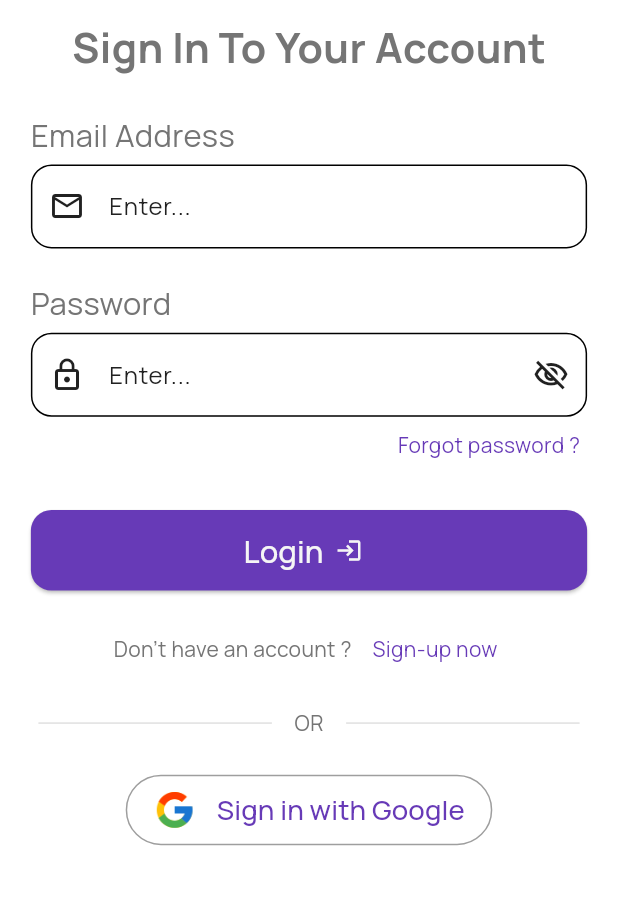
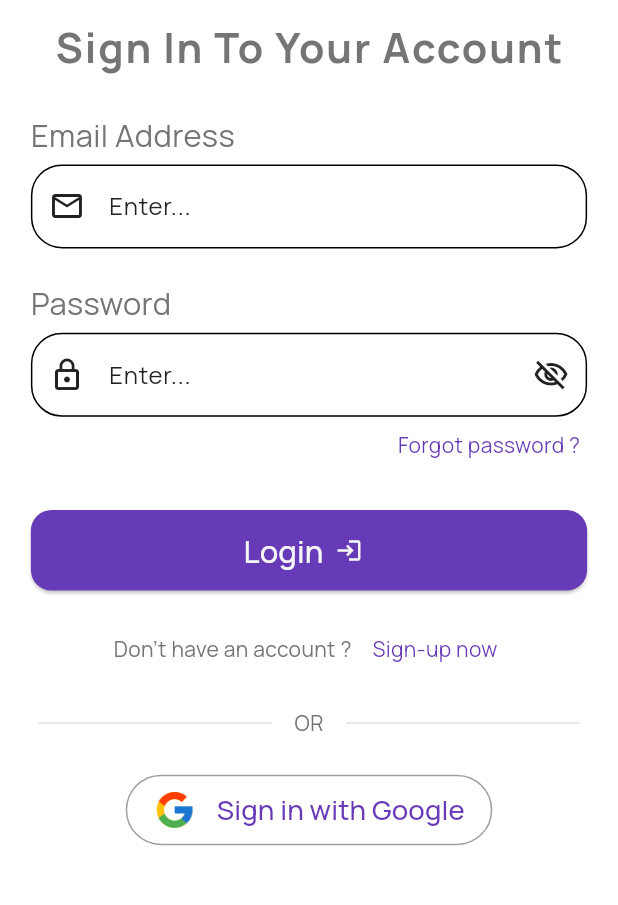
Before and after one commit to mohitganga23/flutter-medicine-tracker, a Flutter app: the LoginScreen screen opened by its route, on a phone screen of 412 x 824 dp, the part 238-1143 px from its top. Run offline on Flutter 3.47's test engine with Material 3 defaults, Android fonts, the phone set to English and light mode, and no system bars; our stand-ins replace cloud_firestore, firebase_auth, firebase_core, firebase_storage, flutter_local_notifications, flutter_screenutil and 8 more; accounts and stored records are empty; generated files the repository leaves out were written again.

Commit message:
Make onboarding and login screen consistent with app theme.
Add Navigator key in main.

```diff
--- a/lib/core/constants/theme.dart
+++ b/lib/core/constants/theme.dart
@@ -28,6 +28,10 @@ class AppThemes {
       bodyLarge: TextStyle(color: AppColors.textPrimaryLight),
       bodyMedium: TextStyle(color: AppColors.textSecondaryLight),
     ),
+    floatingActionButtonTheme: FloatingActionButtonThemeData(
+      foregroundColor: AppColors.surfaceLight,
+      backgroundColor: AppColors.primaryLight,
+    ),
   );
 
   static final ThemeData darkTheme = ThemeData(
@@ -54,5 +58,8 @@ class AppThemes {
         bodyLarge: TextStyle(color: AppColors.textPrimaryDark),
         bodyMedium: TextStyle(color: AppColors.textSecondaryDark),
       ),
-  );
+      floatingActionButtonTheme: FloatingActionButtonThemeData(
+        foregroundColor: AppColors.surfaceLight,
+        backgroundColor: AppColors.primaryLight,
+      ));
 }
--- a/lib/features/auth/screens/login.dart
+++ b/lib/features/auth/screens/login.dart
@@ -53,6 +53,7 @@ class LoginScreen extends StatelessWidget {
                         style: TextStyle(
                           fontSize: 24.sp,
                           fontWeight: FontWeight.bold,
+                          letterSpacing: 1.25,
                         ),
                       ),
                     ),
@@ -70,14 +71,14 @@ class LoginScreen extends StatelessWidget {
                         hintText: 'Enter...',
                         prefixIcon: Icon(Icons.email_outlined),
                         border: OutlineInputBorder(
-                          borderRadius: BorderRadius.all(Radius.circular(12.r)),
+                          borderRadius: BorderRadius.all(Radius.circular(18.r)),
                         ),
                         focusedBorder: OutlineInputBorder(
                           borderSide: BorderSide(
                             color: Colors.deepPurple,
                             width: 1.w,
                           ),
-                          borderRadius: BorderRadius.all(Radius.circular(12.r)),
+                          borderRadius: BorderRadius.all(Radius.circular(18.r)),
                         ),
                       ),
                       validator: validateEmail,
@@ -96,14 +97,14 @@ class LoginScreen extends StatelessWidget {
                       decoration: InputDecoration(
                         hintText: 'Enter...',
                         border: OutlineInputBorder(
-                          borderRadius: BorderRadius.all(Radius.circular(12.r)),
+                          borderRadius: BorderRadius.all(Radius.circular(18.r)),
                         ),
                         focusedBorder: OutlineInputBorder(
                           borderSide: BorderSide(
                             color: Colors.deepPurple,
                             width: 1,
                           ),
-                          borderRadius: BorderRadius.all(Radius.circular(12.r)),
+                          borderRadius: BorderRadius.all(Radius.circular(18.r)),
                         ),
                         prefixIcon: const Icon(Icons.lock_outline),
                         suffixIcon: IconButton(
--- a/lib/features/onboarding/screens/onboarding.dart
+++ b/lib/features/onboarding/screens/onboarding.dart
@@ -42,7 +42,6 @@ class OnboardingScreenState extends State<OnboardingScreen> {
   @override
   Widget build(BuildContext context) {
     return Scaffold(
-      backgroundColor: Colors.grey[100],
       body: Column(
         children: [
           Expanded(
@@ -96,7 +95,6 @@ class OnboardingScreenState extends State<OnboardingScreen> {
                         ),
                         child: Text(
                           "Get Started",
-                          style: TextStyle(color: Colors.white),
                         ),
                       )
                     : TextButton(
--- a/lib/features/onboarding/widgets/onboarding_page_content.dart
+++ b/lib/features/onboarding/widgets/onboarding_page_content.dart
@@ -37,7 +37,6 @@ class OnboardingPageContent extends StatelessWidget {
             title,
             textAlign: TextAlign.center,
             style: TextStyle(
-              color: Color(0xFF424242),
               fontSize: 24.sp,
               fontWeight: FontWeight.bold,
             ),
@@ -47,7 +46,6 @@ class OnboardingPageContent extends StatelessWidget {
             description,
             textAlign: TextAlign.center,
             style: TextStyle(
-              color: Color(0xFF757575),
               fontSize: 16.sp,
             ),
           ),
--- a/lib/main.dart
+++ b/lib/main.dart
@@ -50,6 +50,9 @@ Future<void> main() async {
 class MyApp extends StatelessWidget {
   const MyApp({super.key});
 
+  static final GlobalKey<NavigatorState> navigatorKey =
+      GlobalKey<NavigatorState>();
+
   @override
   Widget build(BuildContext context) {
     return ScreenUtilInit(
@@ -67,6 +70,7 @@ class MyApp extends StatelessWidget {
           child: MaterialApp(
             title: 'Flutter Medicine',
             debugShowCheckedModeBanner: false,
+            navigatorKey: navigatorKey,
             theme: AppThemes.lightTheme,
             darkTheme: AppThemes.darkTheme,
             themeMode: ThemeMode.system,
```
Lines whose indentation alone changed are shown as unchanged.
